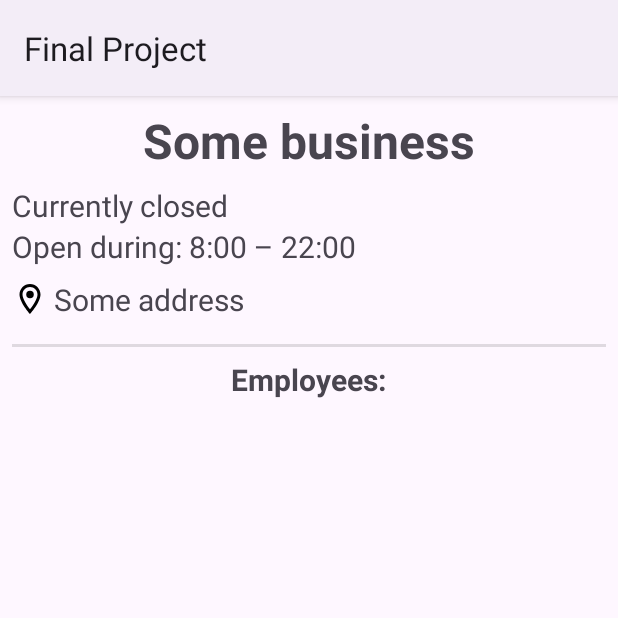
After one commit to Yair5675/Business-App, an Android app: the BranchActivity screen opened directly, with no data from a screen before it, on a phone screen of 412 x 824 dp, the top half of it. The commit adds this screen. Run offline under Robolectric (Android 15) with nearby library versions, the light colour scheme and no system bars.

Commit message:
Created the branch activity, an activity dedicated to show a specific branch and its employees. Later there will also be added a button to apply to the branch

```diff
--- a/app/src/main/AndroidManifest.xml
+++ b/app/src/main/AndroidManifest.xml
@@ -23,11 +23,14 @@
         android:theme="@style/Theme.FinalProject"
         tools:targetApi="31">
         <activity
+            android:name=".activities.BranchActivity"
+            android:exported="false" />
+        <activity
             android:name=".activities.UsersActivity"
             android:exported="false"
             android:screenOrientation="portrait"
             android:windowSoftInputMode="adjustPan"
-            tools:ignore="LockedOrientationActivity"/>
+            tools:ignore="LockedOrientationActivity" />
         <activity
             android:name=".activities.InputActivity"
             android:exported="false"
--- /dev/null
+++ b/app/src/main/java/com/example/finalproject/activities/BranchActivity.java
@@ -0,0 +1,16 @@
+package com.example.finalproject.activities;
+
+import androidx.appcompat.app.AppCompatActivity;
+
+import android.os.Bundle;
+
+import com.example.finalproject.R;
+
+public class BranchActivity extends AppCompatActivity {
+
+    @Override
+    protected void onCreate(Bundle savedInstanceState) {
+        super.onCreate(savedInstanceState);
+        setContentView(R.layout.activity_branch);
+    }
+}
--- /dev/null
+++ b/app/src/main/res/layout/activity_branch.xml
@@ -0,0 +1,76 @@
+<?xml version="1.0" encoding="utf-8"?>
+<LinearLayout xmlns:android="http://schemas.android.com/apk/res/android"
+    xmlns:app="http://schemas.android.com/apk/res-auto"
+    xmlns:tools="http://schemas.android.com/tools"
+    android:layout_width="match_parent"
+    android:layout_height="match_parent"
+    android:orientation="vertical"
+    android:gravity="center_horizontal"
+    android:paddingHorizontal="8dp"
+    tools:context=".activities.BranchActivity">
+
+    <TextView
+        android:id="@+id/actBranchTvCompanyName"
+        android:layout_width="match_parent"
+        android:layout_height="wrap_content"
+        android:gravity="center"
+        android:text="@string/act_branch_business_name_sample"
+        android:textSize="32sp"
+        android:textStyle="bold"
+        android:maxLines="2"
+        android:layout_marginVertical="8dp"
+        />
+
+    <TextView
+        android:id="@+id/actBranchTvCurrentOpenness"
+        android:layout_width="match_parent"
+        android:layout_height="wrap_content"
+        android:text="@string/act_branch_closed_msg"
+        android:textSize="20sp"
+        />
+
+    <TextView
+        android:id="@+id/actBranchTvWorkingTimes"
+        android:layout_width="match_parent"
+        android:layout_height="wrap_content"
+        android:text="@string/act_branch_working_hours_sample"
+        android:textSize="20sp"
+        android:layout_marginBottom="8dp"
+        />
+
+    <TextView
+        android:id="@+id/actBranchTvAddress"
+        android:layout_width="match_parent"
+        android:layout_height="wrap_content"
+        android:text="@string/act_branch_business_address_sample"
+        android:textSize="20sp"
+        android:maxLines="2"
+        app:drawableStartCompat="@drawable/location_icon_outline"
+        android:drawablePadding="4dp"
+        android:layout_marginBottom="8dp"
+        />
+
+    <View
+        android:layout_width="match_parent"
+        android:layout_height="2dp"
+        android:background="?android:attr/listDivider"
+        android:layout_marginVertical="8dp"
+        />
+
+    <TextView
+        android:layout_width="wrap_content"
+        android:layout_height="wrap_content"
+        android:text="@string/act_branch_employees_subtitle"
+        android:textSize="20sp"
+        android:textStyle="bold"
+        />
+
+    <androidx.recyclerview.widget.RecyclerView
+        android:id="@+id/actBranchRvEmployees"
+        android:layout_width="match_parent"
+        android:layout_height="0dp"
+        android:layout_weight="1"
+        android:layout_marginBottom="8dp"
+        />
+
+</LinearLayout>
--- a/app/src/main/res/values/strings.xml
+++ b/app/src/main/res/values/strings.xml
@@ -137,4 +137,12 @@
     <string name="row_branch_btn_see_more_txt">See more</string>
     <string name="row_branch_btn_apply_txt">Apply to branch</string>
     <string name="users_menu_item_add_business_title">Add Your Business</string>
+
+
+    <!-- Strings belonging to the branch activity: -->
+    <string name="act_branch_business_name_sample">Some business</string>
+    <string name="act_branch_closed_msg">Currently closed</string>
+    <string name="act_branch_working_hours_sample">Open during: 8:00 – 22:00</string>
+    <string name="act_branch_business_address_sample">Some address</string>
+    <string name="act_branch_employees_subtitle">Employees:</string>
 </resources>
```
